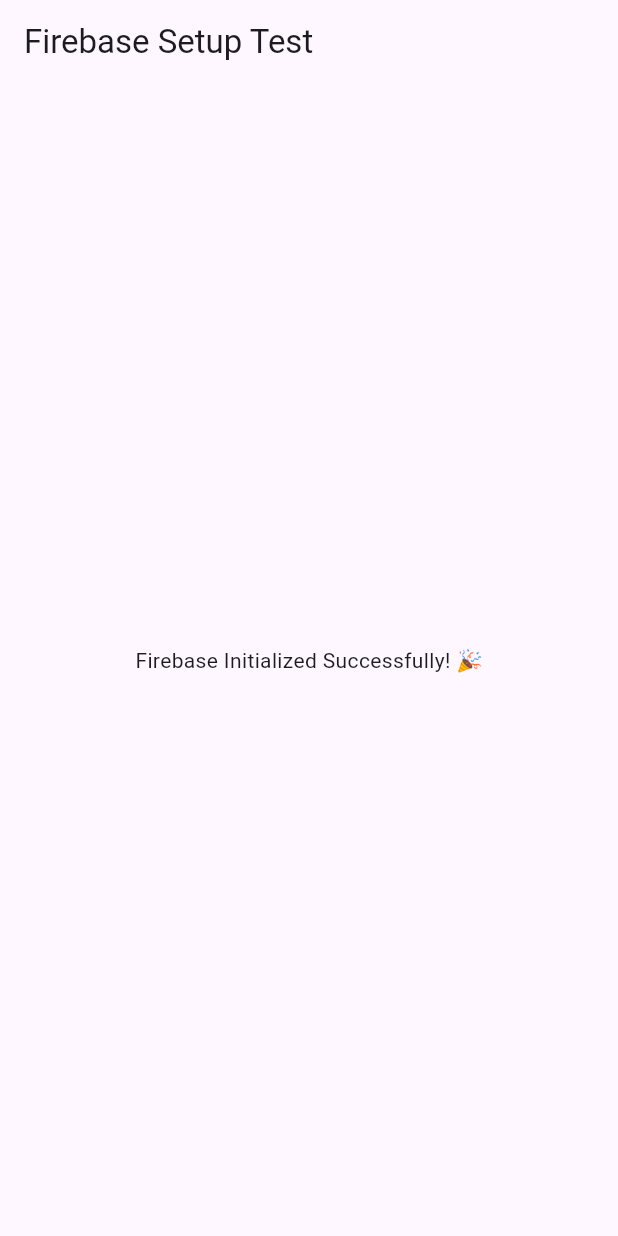
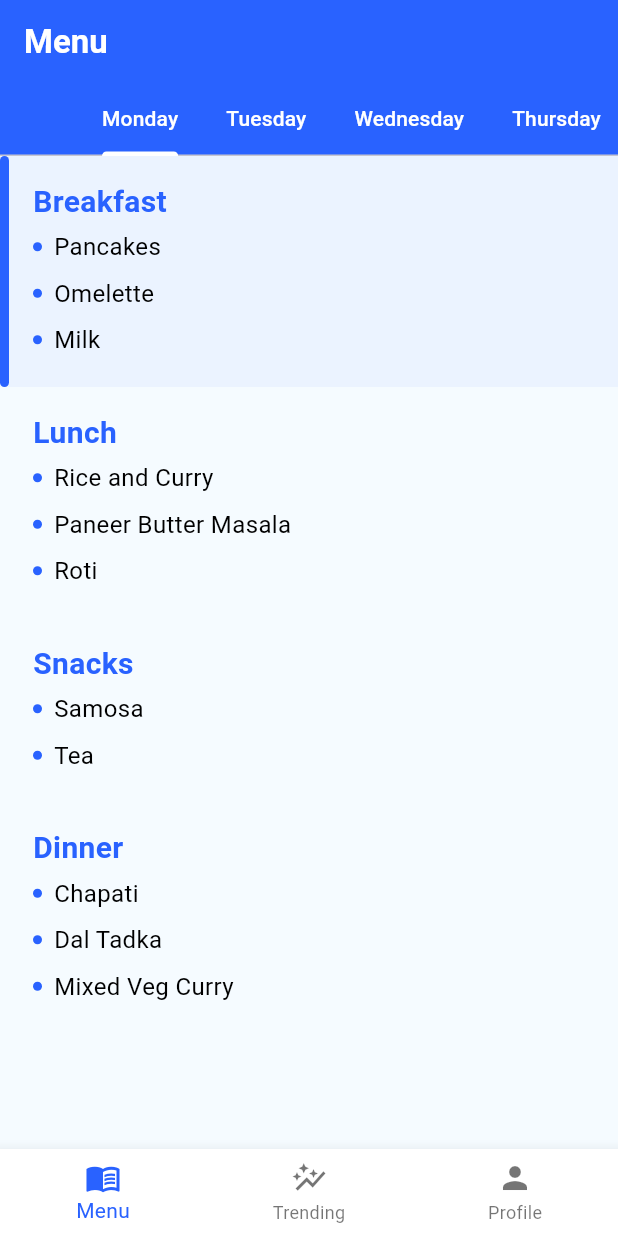
Before and after one commit to Azad99-9/mess_management, a Flutter app: the screen it shows after launch, on a phone screen of 412 x 824 dp. Run offline on Flutter 3.47's test engine with Material 3 defaults, Android fonts, the phone set to English and light mode, and no system bars; our stand-ins replace firebase_core, get_it; accounts and stored records are empty.

Commit message:
created pages

```diff
--- a/lib/main.dart
+++ b/lib/main.dart
@@ -1,5 +1,8 @@
 import 'package:firebase_core/firebase_core.dart';
 import 'package:flutter/material.dart';
+import 'package:mess_management/services/theme_service.dart';
+import 'package:mess_management/views/common_issues.dart';
+import 'package:mess_management/views/menu.dart';
 
 void main() {
   runApp(const MyApp());
@@ -29,16 +32,16 @@
         //
         // This works for code too, not just values: Most code changes can be
         // tested with just a hot reload.
-        colorScheme: ColorScheme.fromSeed(seedColor: Colors.deepPurple),
+        colorScheme: ColorScheme.fromSeed(seedColor: ThemeService.primaryColor),
         useMaterial3: true,
       ),
-      home: const MyHomePage(title: 'Flutter Demo Home Page'),
+      home: MainScreen(),
     );
   }
 }
 
-class MyHomePage extends StatefulWidget {
-  const MyHomePage({super.key, required this.title});
+class MainScreen extends StatefulWidget {
+  const MainScreen({super.key});
 
   // This widget is the home page of your application. It is stateful, meaning
   // that it has a State object (defined below) that contains fields that affect
@@ -49,42 +52,68 @@
   // used by the build method of the State. Fields in a Widget subclass are
   // always marked "final".
 
-  final String title;
+  @override
+  State<MainScreen> createState() => _MainScreenState();
+}
+
+class _MainScreenState extends State<MainScreen> {
+  int _currentPage = 0;
+
+  final PageController _pageController = PageController(initialPage: 0);
 
   @override
-  State<MyHomePage> createState() => _MyHomePageState();
-}
+  void dispose() {
+    _pageController.dispose();
+    super.dispose();
+  }
 
-class _MyHomePageState extends State<MyHomePage> {
-  int _counter = 0;
+  void _onPageChanged(int index) {
+    setState(() {
+      _currentPage = index;
+    });
+  }
 
-  void _incrementCounter() {
-    setState(() {
-      // This call to setState tells the Flutter framework that something has
-      // changed in this State, which causes it to rerun the build method below
-      // so that the display can reflect the updated values. If we changed
-      // _counter without calling setState(), then the build method would not be
-      // called again, and so nothing would appear to happen.
-      _counter++;
-    });
+  void _onBottomNavTapped(int index) {
+    _pageController.animateToPage(
+      index,
+      duration: const Duration(milliseconds: 300),
+      curve: Curves.easeInOut,
+    );
   }
 
   @override
   Widget build(BuildContext context) {
     return Scaffold(
-      appBar: AppBar(title: Text('Firebase Setup Test')),
-      body: FutureBuilder(
-        future: Firebase.initializeApp(),
-        builder: (context, snapshot) {
-          if (snapshot.connectionState == ConnectionState.done) {
-            return Center(child: Text('Firebase Initialized Successfully! 🎉'));
-          }
-          if (snapshot.hasError) {
-            return Center(
-                child: Text('Error initializing Firebase: ${snapshot.error}'));
-          }
-          return Center(child: CircularProgressIndicator());
-        },
+      body: PageView(
+        controller: _pageController,
+        onPageChanged: _onPageChanged,
+        children: [
+          MessMenuPage(),
+          CommonIssues(),
+        ],
+      ),
+      bottomNavigationBar: Container(
+        color: Colors.white,
+        child: BottomNavigationBar(
+          backgroundColor: Colors.white,
+          selectedItemColor: ThemeService.primaryColor,
+          currentIndex: _currentPage,
+          onTap: _onBottomNavTapped,
+          items: const [
+            BottomNavigationBarItem(
+              icon: Icon(Icons.menu_book),
+              label: 'Menu',
+            ),
+            BottomNavigationBarItem(
+              icon: Icon(Icons.auto_graph),
+              label: 'Trending',
+            ),
+            BottomNavigationBarItem(
+              icon: Icon(Icons.person),
+              label: 'Profile',
+            ),
+          ],
+        ),
       ),
     );
   }
--- /dev/null
+++ b/lib/services/theme_service.dart
@@ -0,0 +1,8 @@
+import 'package:flutter/material.dart';
+
+class ThemeService {
+  static const Color primaryColor = Color(0xff2962FF);
+  static const Color primaryAccent = Color(0xfff5fbff);
+  static const Color secondaryColor = Colors.white;
+
+}
--- /dev/null
+++ b/lib/views/menu.dart
@@ -0,0 +1,172 @@
+import 'package:flutter/material.dart';
+import 'package:mess_management/services/theme_service.dart';
+
+class MessMenuPage extends StatelessWidget {
+  // Sample data for mess menu
+  final Map<String, Map<String, List<String>>> messMenu = {
+    'Monday': {
+      'Breakfast': ['Pancakes', 'Omelette', 'Milk'],
+      'Lunch': ['Rice and Curry', 'Paneer Butter Masala', 'Roti'],
+      'Snacks': ['Samosa', 'Tea'],
+      'Dinner': ['Chapati', 'Dal Tadka', 'Mixed Veg Curry'],
+    },
+    'Tuesday': {
+      'Breakfast': ['Idli', 'Sambar', 'Coconut Chutney'],
+      'Lunch': ['Veg Pulao', 'Raita', 'Curd Rice'],
+      'Snacks': ['Pakoras', 'Coffee'],
+      'Dinner': ['Noodles', 'Manchurian', 'Soup'],
+    },
+    'Wednesday': {
+      'Breakfast': ['Paratha', 'Pickle', 'Curd'],
+      'Lunch': ['Fried Rice', 'Chili Paneer', 'Soup'],
+      'Snacks': ['Veg Sandwich', 'Lemonade'],
+      'Dinner': ['Chapati', 'Shahi Paneer', 'Rice'],
+    },
+    'Thursday': {
+      'Breakfast': ['Poha', 'Sev', 'Tea'],
+      'Lunch': ['Dal Fry', 'Jeera Rice', 'Salad'],
+      'Snacks': ['Banana', 'Green Tea'],
+      'Dinner': ['Pulao', 'Kadhi', 'Papad'],
+    },
+    'Friday': {
+      'Breakfast': ['Bread Toast', 'Butter', 'Juice'],
+      'Lunch': ['Rajma', 'Rice', 'Chapati'],
+      'Snacks': ['Biscuits', 'Cold Coffee'],
+      'Dinner': ['Pizza', 'Pasta', 'Salad'],
+    },
+  };
+
+  @override
+  Widget build(BuildContext context) {
+    final currentTime = DateTime.now();
+    final currentMealType = _getCurrentMealType(currentTime);
+
+    return DefaultTabController(
+      length: messMenu.keys.length,
+      child: Scaffold(
+        backgroundColor: ThemeService.primaryAccent,
+        appBar: AppBar(
+          title: const Text(
+            'Menu',
+            style: TextStyle(
+              color: ThemeService.secondaryColor,
+              fontWeight: FontWeight.bold,
+            ),
+          ),
+          bottom: TabBar(
+
+            labelColor: ThemeService.secondaryColor,
+            indicatorColor: ThemeService.secondaryColor,
+            unselectedLabelColor: ThemeService.secondaryColor,
+            isScrollable: true,
+            tabs: messMenu.keys
+                .map((day) => Tab(
+                      text: day,
+                    ))
+                .toList(),
+          ),
+          backgroundColor: ThemeService.primaryColor,
+        ),
+        body: TabBarView(
+          children: messMenu.keys.map((day) {
+            final meals = messMenu[day]!;
+            return ListView(
+              children: meals.entries.map((meal) {
+                final mealType = meal.key;
+                final items = meal.value;
+                final isHighlighted = mealType == currentMealType;
+
+                return IntrinsicHeight(
+                  child: Container(
+                    color: isHighlighted
+                        ? ThemeService.primaryColor.withOpacity(0.05)
+                        : Colors.transparent,
+                    child: Row(
+                      crossAxisAlignment: CrossAxisAlignment.stretch,
+                      children: [
+                        Container(
+                          width: 6,
+                          constraints:
+                              BoxConstraints(maxHeight: double.infinity),
+                          decoration: BoxDecoration(
+                            borderRadius: BorderRadius.circular(5),
+                            color: isHighlighted
+                                ? ThemeService.primaryColor
+                                : Colors.transparent,
+                          ),
+                        ),
+                        Expanded(
+                          child: Padding(
+                            padding: const EdgeInsets.all(16),
+                            child: Column(
+                              crossAxisAlignment: CrossAxisAlignment.start,
+                              children: [
+                                // Title Text
+                                Text(
+                                  mealType,
+                                  style: const TextStyle(
+                                    color: ThemeService.primaryColor,
+                                    fontSize: 20,
+                                    fontWeight: FontWeight.bold,
+                                  ),
+                                ),
+                                // Sublist items with better spacing and styling
+                                ...items.map((item) => Padding(
+                                      padding: const EdgeInsets.symmetric(
+                                          vertical: 4.0),
+                                      child: Row(
+                                        children: [
+                                          // Bullet point
+                                          Container(
+                                            width: 6,
+                                            height: 6,
+                                            decoration: BoxDecoration(
+                                              shape: BoxShape.circle,
+                                              color: ThemeService.primaryColor,
+                                            ),
+                                          ),
+                                          const SizedBox(width: 8),
+                                          // Space between bullet and text
+                                          Expanded(
+                                            child: Text(
+                                              item,
+                                              style: TextStyle(
+                                                  color: Colors.black,
+                                                  fontSize: 16,
+                                                  fontWeight: FontWeight.w400),
+                                            ),
+                                          ),
+                                        ],
+                                      ),
+                                    )),
+                              ],
+                            ),
+                          ),
+                        ),
+                      ],
+                    ),
+                  ),
+                );
+              }).toList(),
+            );
+          }).toList(),
+        ),
+      ),
+    );
+  }
+
+  // Determines the current meal type based on the time
+  String _getCurrentMealType(DateTime currentTime) {
+    final hour = currentTime.hour;
+
+    if (hour >= 4 && hour < 12) {
+      return 'Breakfast';
+    } else if (hour >= 12 && hour < 16) {
+      return 'Lunch';
+    } else if (hour >= 16 && hour < 19) {
+      return 'Snacks';
+    } else {
+      return 'Dinner';
+    }
+  }
+}
--- a/pubspec.yaml
+++ b/pubspec.yaml
@@ -37,6 +37,8 @@
   cupertino_icons: ^1.0.8
   firebase_core: ^3.8.1
   stacked: ^3.4.3
+  get_it: ^7.7.0
+  intl: ^0.20.1
 
 dev_dependencies:
   flutter_test:
```
Also changed, not shown: lib/locator.dart (added, +8 -0 lines), lib/views/common_issues.dart (added, +158 -0 lines), pubspec.lock.
